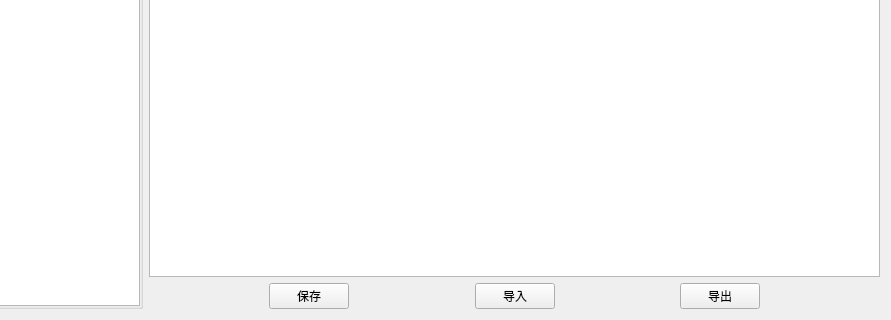
Old version of the form widgets/orderManage/Widget_AdjustOrder.ui in the repository Belos10/Equip; both pictures show x 204 to 1095 and y 394 to 714 of the 1095 by 714 pixel window.
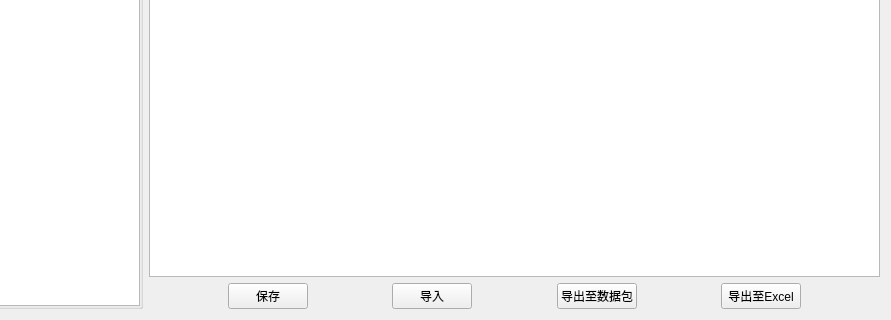
New version of the form.

Diff of the .ui file:
```diff
--- a/widgets/orderManage/Widget_AdjustOrder.ui
+++ b/widgets/orderManage/Widget_AdjustOrder.ui
@@ -263,7 +263,7 @@
        <item>
         <widget class="QPushButton" name="pb_Output">
          <property name="text">
-          <string>导出</string>
+          <string>导出至数据包</string>
          </property>
         </widget>
        </item>
@@ -280,6 +280,26 @@
          </property>
         </spacer>
        </item>
+       <item>
+        <widget class="QPushButton" name="pb_outputToExcel">
+         <property name="text">
+          <string>导出至Excel</string>
+         </property>
+        </widget>
+       </item>
+       <item>
+        <spacer name="horizontalSpacer">
+         <property name="orientation">
+          <enum>Qt::Horizontal</enum>
+         </property>
+         <property name="sizeHint" stdset="0">
+          <size>
+           <width>40</width>
+           <height>20</height>
+          </size>
+         </property>
+        </spacer>
+       </item>
       </layout>
      </item>
     </layout>
```
